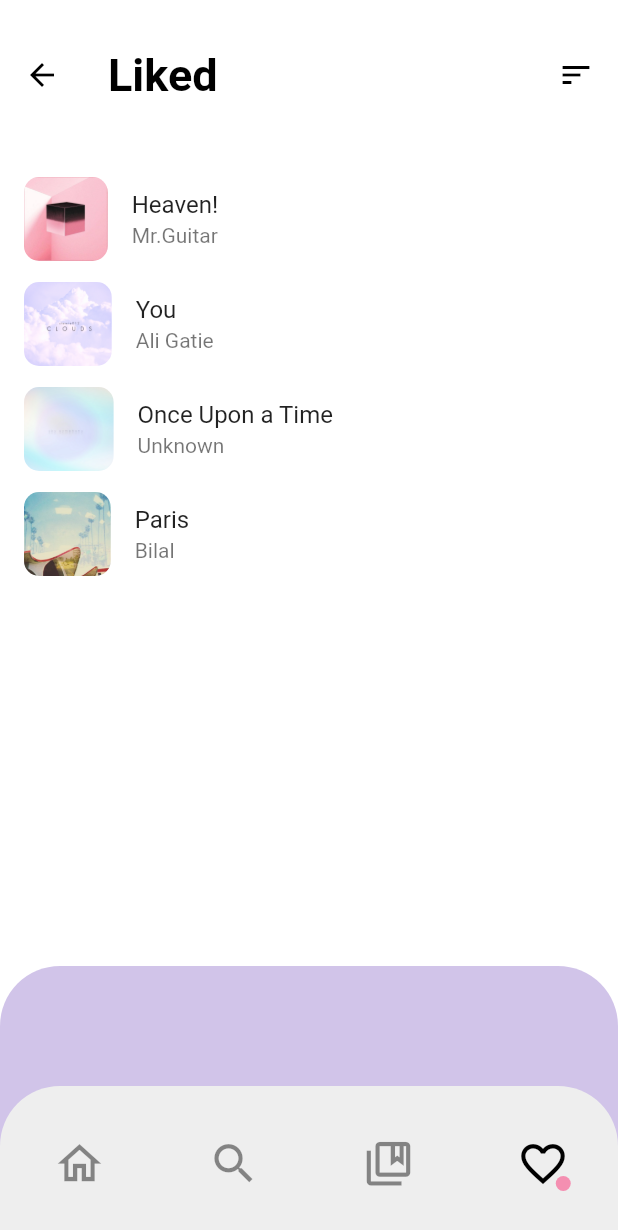
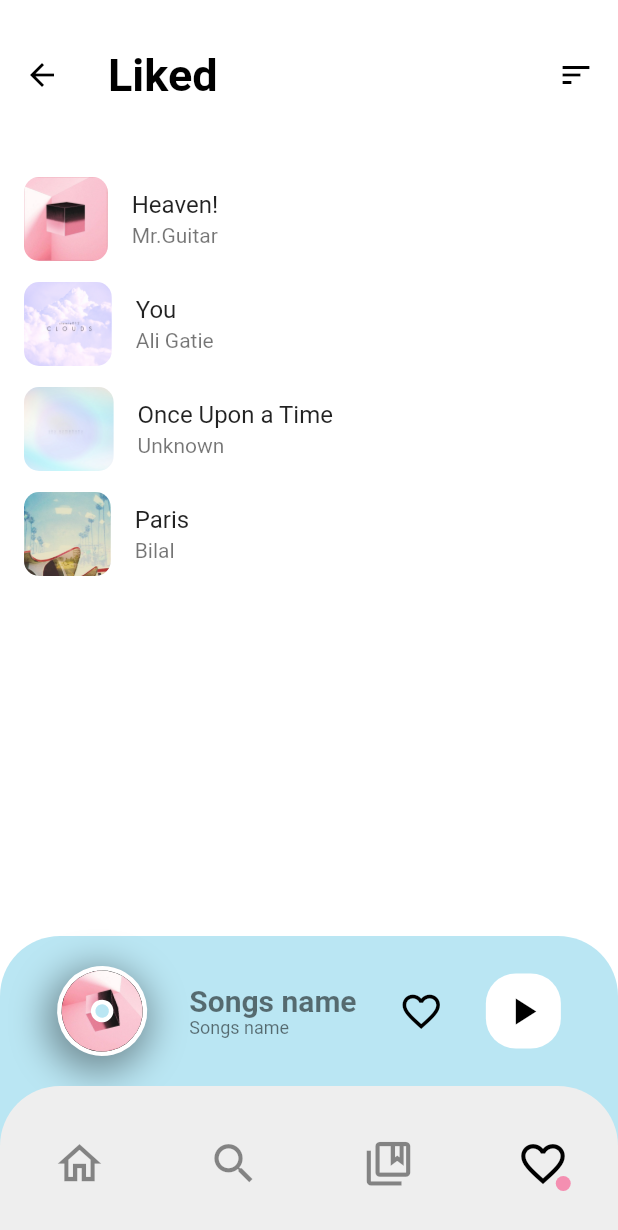
Before and after one commit to khmiri/Flutter-Music-Player, a Flutter app: the LikedSongs screen opened by its route, on a phone screen of 412 x 824 dp. Shown: the top 1230 px of the screen. Run offline on Flutter 3.47's test engine with Material 2 defaults, Android fonts, the phone set to English and light mode, and no system bars.

Commit message:
music player controllers, disc animation

```diff
--- /dev/null
+++ b/lib/widgets/views/music_player.dart
@@ -0,0 +1,70 @@
+import 'package:flutter/material.dart';
+
+import 'small_music_disc.dart';
+
+class MusicPlayer extends StatelessWidget {
+  const MusicPlayer({
+    Key? key,
+  }) : super(key: key);
+
+  @override
+  Widget build(BuildContext context) {
+    return Container(
+        width: double.infinity,
+        padding: const EdgeInsets.symmetric(vertical: 20, horizontal: 10),
+        height: 200,
+        decoration: const BoxDecoration(
+          color: Color(0xffbae6f3),
+          borderRadius: BorderRadius.only(
+            topLeft: Radius.circular(40),
+            topRight: Radius.circular(40),
+          ),
+        ),
+        child: Align(
+            alignment: Alignment.topLeft,
+            child: SizedBox(
+              height: 60,
+              child: Row(
+                mainAxisAlignment: MainAxisAlignment.spaceEvenly,
+                crossAxisAlignment: CrossAxisAlignment.center,
+                children: [
+                   SmallMusicDisc(),
+                  Column(
+                    mainAxisAlignment: MainAxisAlignment.center,
+                    crossAxisAlignment: CrossAxisAlignment.start,
+                    children: const [
+                      Text(
+                        "Songs name",
+                        style: TextStyle(
+                            color: Colors.black54,
+                            fontSize: 20,
+                            fontWeight: FontWeight.bold),
+                      ),
+                      Text(
+                        "Songs name",
+                        style: TextStyle(color: Colors.black54, fontSize: 12),
+                      ),
+                    ],
+                  ),
+                  const Icon(
+                    Icons.favorite_border,
+                    size: 30,
+                    color: Colors.black,
+                  ),
+                  Container(
+                    height: 50,
+                    width: 50,
+                    decoration: const BoxDecoration(
+                        color: Colors.white,
+                        borderRadius: BorderRadius.all(Radius.circular(20))),
+                    child: const Icon(
+                      Icons.play_arrow,
+                      color: Colors.black,
+                      size: 30,
+                    ),
+                  ),
+                ],
+              ),
+            )));
+  }
+}
--- a/lib/widgets/views/mybottom_navbar.dart
+++ b/lib/widgets/views/mybottom_navbar.dart
@@ -1,5 +1,7 @@
 import 'package:flutter/material.dart';
 import 'package:music_app/utils/constants.dart';
+
+import 'music_player.dart';
 
 // this enum indicates all items in this BottomNavBar
 enum BottomNavBarSelectedItem { home, search, playlists, liked }
@@ -30,17 +32,14 @@ class MyBottomNavBar extends StatelessWidget {
     */
 
     return Stack(alignment: Alignment.bottomCenter, children: [
-      Container(
-        width: double.infinity,
-        height: 180,
-        decoration: BoxDecoration(
-          color: Colors.deepPurple[100],
-          borderRadius: const BorderRadius.only(
-            topLeft: Radius.circular(40),
-            topRight: Radius.circular(40),
-          ),
-        ),
-      ),
+      //
+      //we're using stack widget to show a music player widget below the bottom nav bar
+      //
+      const MusicPlayer(),
+      //
+      //
+      //building the Bottom nav bar
+      //
       Container(
         height: 100,
         decoration: BoxDecoration(
@@ -103,6 +102,8 @@ class MyBottomNavBar extends StatelessWidget {
   }
 }
 
+
+
 //
 //Custom IconButton widget for BottomNavBar
 //
--- /dev/null
+++ b/lib/widgets/views/small_music_disc.dart
@@ -0,0 +1,72 @@
+import 'package:flutter/material.dart';
+
+import '../../utils/dummy_data.dart';
+
+class SmallMusicDisc extends StatefulWidget {
+  const SmallMusicDisc({
+    Key? key,
+  }) : super(key: key);
+
+  @override
+  State<SmallMusicDisc> createState() => _SmallMusicDiscState();
+}
+
+class _SmallMusicDiscState extends State<SmallMusicDisc>
+    with SingleTickerProviderStateMixin {
+  late AnimationController animationController;
+
+  @override
+  initState() {
+    animationController = AnimationController(
+      vsync: this,
+      duration: const Duration(seconds: 9),
+    )..repeat();
+    super.initState();
+  }
+
+  @override
+  void dispose() {
+    super.dispose();
+    animationController.dispose();
+  }
+
+  @override
+  Widget build(BuildContext context) {
+    return RotationTransition(
+      turns: Tween(begin: 0.0, end: 1.0).animate(animationController),
+      child: Container(
+        height: 60,
+        width: 60,
+        decoration: BoxDecoration(
+            color: Colors.black,
+            shape: BoxShape.circle,
+            border: Border.all(width: 3, color: Colors.white),
+            boxShadow: const [
+              BoxShadow(
+                  color: Colors.black38,
+                  blurRadius: 20,
+                  spreadRadius: 5,
+                  offset: Offset(5, 4))
+            ]),
+        child: Stack(alignment: Alignment.center, children: [
+          ClipRRect(
+            borderRadius: BorderRadius.circular(60),
+            child: Image.asset(
+              songs[0]["imgPath"],
+              height: 60,
+              width: 60,
+            ),
+          ),
+          Container(
+            height: 15,
+            width: 15,
+            decoration: BoxDecoration(
+                color: const Color(0xffbae6f3),
+                shape: BoxShape.circle,
+                border: Border.all(width: 3, color: Colors.white)),
+          ),
+        ]),
+      ),
+    );
+  }
+}
```
